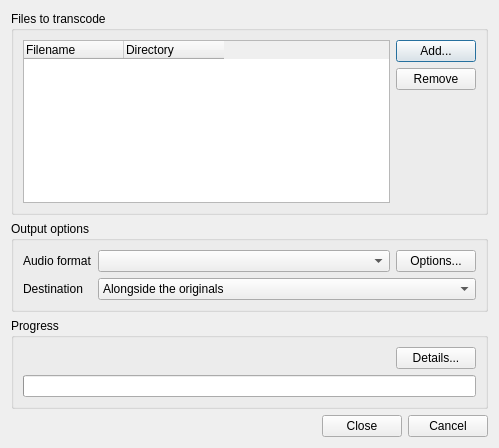
clementine-player/Clementine, file src/transcoder/transcodedialog.ui: the form before one commit.
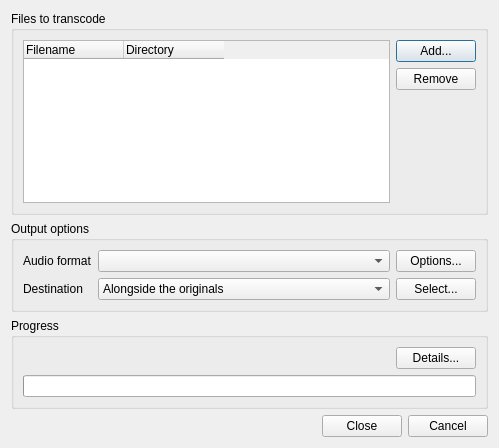
The form after the commit. Icons and pictures are not drawn.

Patch:
```diff
--- a/src/transcoder/transcodedialog.ui
+++ b/src/transcoder/transcodedialog.ui
@@ -98,7 +98,7 @@
      <property name="title">
       <string>Output options</string>
      </property>
-     <layout class="QFormLayout" name="formLayout">
+     <layout class="QGridLayout" name="gridLayout">
       <item row="0" column="0">
        <widget class="QLabel" name="label">
         <property name="text">
@@ -107,8 +107,6 @@
        </widget>
       </item>
       <item row="0" column="1">
-       <layout class="QHBoxLayout" name="horizontalLayout_3">
-        <item>
          <widget class="QComboBox" name="format">
           <property name="sizePolicy">
            <sizepolicy hsizetype="Expanding" vsizetype="Fixed">
@@ -118,15 +116,13 @@
           </property>
          </widget>
         </item>
-        <item>
+      <item row="0" column="2">
          <widget class="QPushButton" name="options">
           <property name="text">
            <string>Options...</string>
           </property>
          </widget>
         </item>
-       </layout>
-      </item>
       <item row="1" column="0">
        <widget class="QLabel" name="label_2">
         <property name="text">
@@ -136,6 +132,15 @@
       </item>
       <item row="1" column="1">
        <widget class="QComboBox" name="destination">
+        <property name="enabled">
+         <bool>true</bool>
+        </property>
+        <property name="sizePolicy">
+         <sizepolicy hsizetype="Expanding" vsizetype="Fixed">
+          <horstretch>0</horstretch>
+          <verstretch>0</verstretch>
+         </sizepolicy>
+        </property>
         <item>
          <property name="text">
           <string>Alongside the originals</string>
@@ -143,6 +148,13 @@
         </item>
        </widget>
       </item>
+      <item row="1" column="2">
+       <widget class="QPushButton" name="select">
+        <property name="text">
+         <string>Select...</string>
+        </property>
+       </widget>
+      </item>
      </layout>
     </widget>
    </item>
```
Left out of the diff: 1 changed line with no effect on the pictures. Lines whose indentation alone changed are shown as unchanged.
